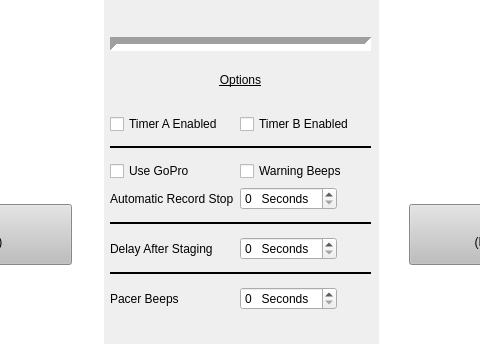
First picture: the form in modules/GUI.ui, repository Quantum158/SpeedController, before the edit; both pictures show x 159 to 639 and y 256 to 600 of the 800 by 600 pixel window.
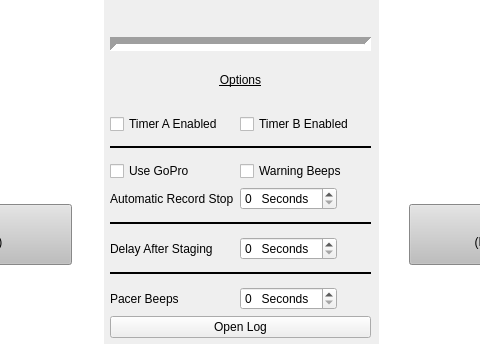
Second picture: the form after the edit.

Patch:
```diff
--- a/modules/GUI.ui
+++ b/modules/GUI.ui
@@ -294,7 +294,7 @@
           <x>0</x>
           <y>370</y>
           <width>261</width>
-          <height>211</height>
+          <height>224</height>
          </rect>
         </property>
         <layout class="QFormLayout" name="OptionsLayout">
@@ -518,6 +518,13 @@
            </item>
           </layout>
          </item>
+         <item row="9" column="0" colspan="2">
+          <widget class="QPushButton" name="OpenLogPush">
+           <property name="text">
+            <string>Open Log</string>
+           </property>
+          </widget>
+         </item>
         </layout>
        </widget>
        <widget class="Line" name="ControlOutlineBottom">
```
